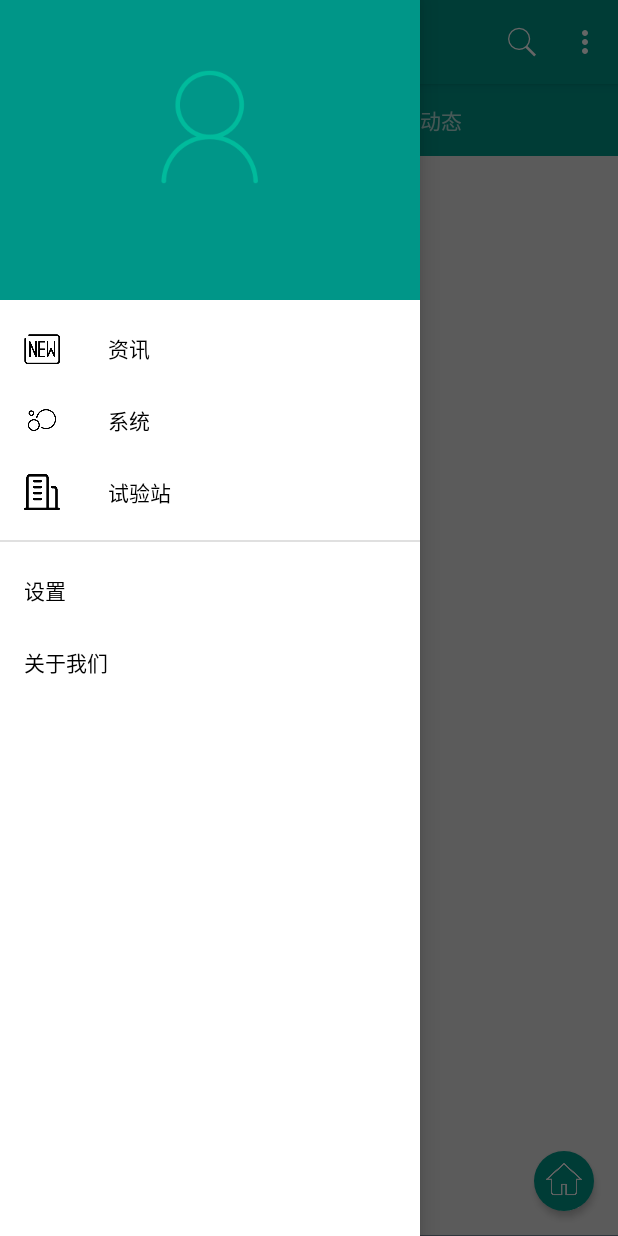
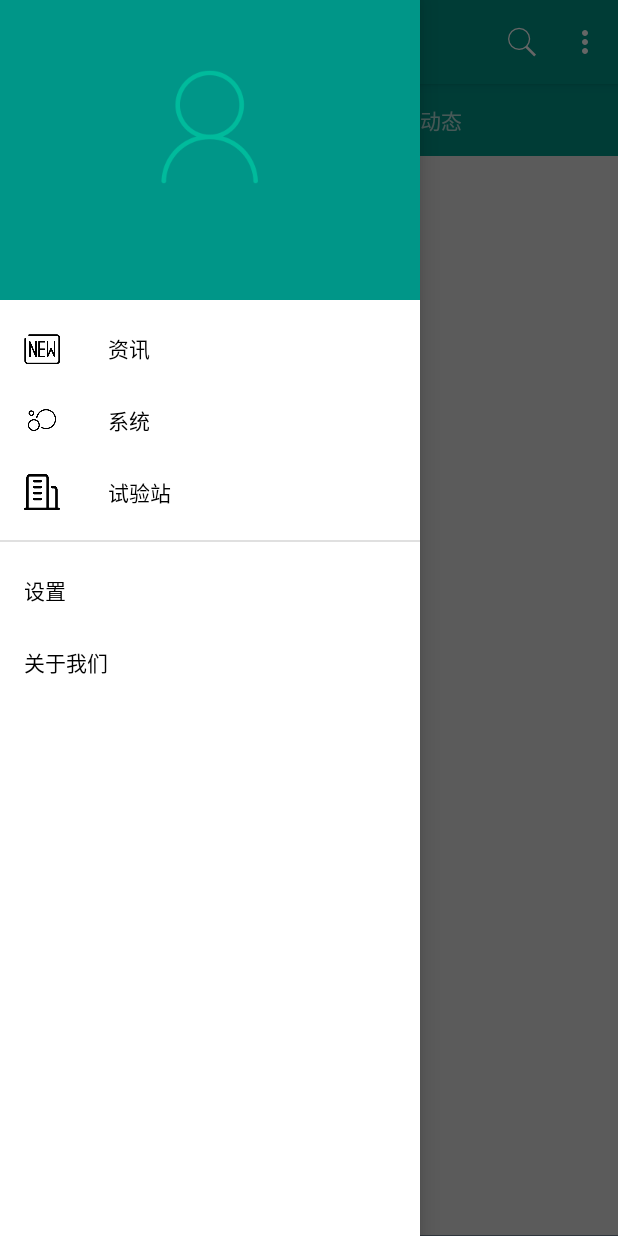
Before and after one commit to Anderson-Liu/BeeNews, an Android app: the screen it shows after launch (MainActivity), with the side drawer open, on a phone screen of 412 x 824 dp. Run offline under Robolectric (Android 15) with nearby library versions, the phone set to English and light mode, and no system bars; our stand-ins replace ButterKnife, CircleImageView; libraries missing offline, so code that uses them is left out: com.activeandroid, com.afollestad.materialdialogs, com.facebook.drawee, com.nispok.snackbar, com.orhanobut.logger and 2 more; pictures from the network do not load; 9 statements that could not run were skipped.

Commit message:
修复首页滚动新闻点击有时无效的bug.

```diff
--- a/app/build.gradle
+++ b/app/build.gradle
@@ -59,7 +59,7 @@ dependencies {
     testCompile 'com.squareup.okhttp3:mockwebserver:3.4.1'
     compile 'com.github.jorgecastilloprz:fabprogresscircle:1.01@aar'
     compile 'com.android.support.constraint:constraint-layout:1.0.0-alpha4'
-    testCompile 'junit:junit:4.12'
+    compile 'junit:junit:4.12'
     compile 'com.google.android.gms:play-services-appindexing:9.2.1'
     compile files('libs/jpush-android-2.1.7.jar')
     compile 'com.squareup.okhttp3:okhttp:3.4.1'
--- a/app/src/main/res/layout/activity_main.xml
+++ b/app/src/main/res/layout/activity_main.xml
@@ -35,7 +35,7 @@
                     app:contentInsetStart="0dp"
                     app:layout_scrollFlags="scroll|enterAlways"
                     app:popupTheme="@style/MyOptionMenuStyle"
-                    app:theme="@style/ThemeOverlay.AppCompat.Dark.ActionBar"></android.support.v7.widget.Toolbar>
+                    app:theme="@style/ThemeOverlay.AppCompat.Dark.ActionBar" />
 
             </android.support.design.widget.AppBarLayout>
 
@@ -47,7 +47,7 @@
                 app:layout_behavior="@string/appbar_scrolling_view_behavior" />
 
 
-            <include layout="@layout/widget_floating_action_button" />
+            <!-- include layout="@layout/widget_floating_action_button" /-->
 
         </android.support.design.widget.CoordinatorLayout>
 
--- a/app/src/main/res/menu/menu_main.xml
+++ b/app/src/main/res/menu/menu_main.xml
@@ -6,7 +6,7 @@
         android:id="@+id/action_search"
         android:icon="@drawable/ic_search_white"
         android:orderInCategory="100"
-        android:title="search"
+        android:title="@string/search"
         app:showAsAction="always" />
 
     <item
--- a/app/src/main/res/values/strings.xml
+++ b/app/src/main/res/values/strings.xml
@@ -52,4 +52,5 @@
     <string name="information">资讯</string>
     <string name="site_title">试验站</string>
     <string name="readTime">"浏览: "</string>
+    <string name="search">search</string>
 </resources>
--- a/build.gradle
+++ b/build.gradle
@@ -5,7 +5,7 @@ buildscript {
         jcenter()
     }
     dependencies {
-        classpath 'com.android.tools.build:gradle:2.2.0'
+        classpath 'com.android.tools.build:gradle:2.2.2'
     }
 }
 
```
Also changed, not shown: app/src/main/java/cn/peacesky/beenews/adapter/LatestArticleAdapter.java (+39 -14 lines), 2 other files.
